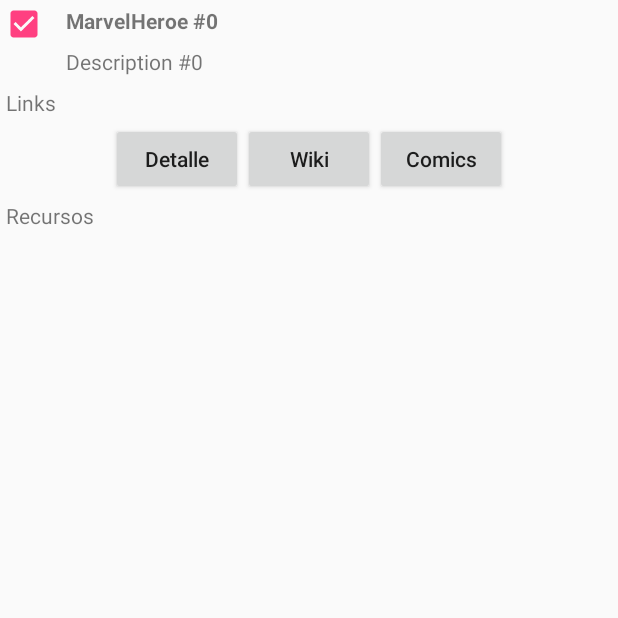
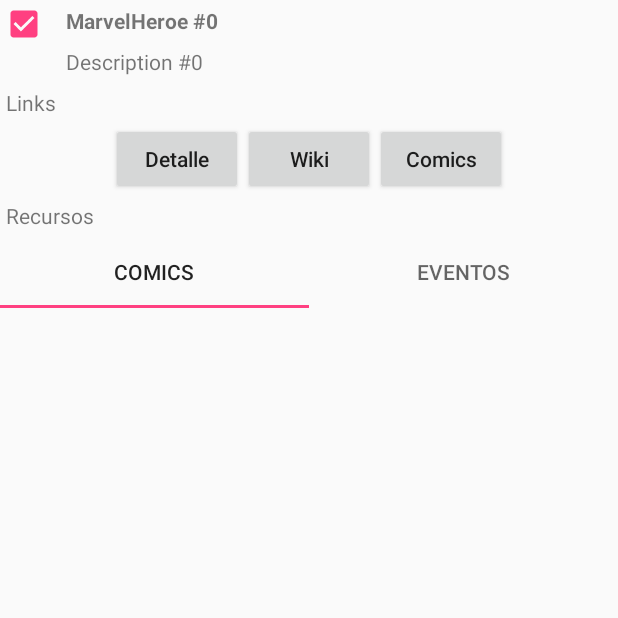
Before and after one commit to di0n0s/MarvelHeroes, an Android app: the screen it shows after launch (MarvelHeroeActivity), after a tap on an icon or button, on a phone screen of 412 x 824 dp, the top half of it. Run offline under Robolectric (Android 15) with nearby library versions, the phone set to English and light mode, and no system bars.

Commit message:
Commit empezando a hacer el RecyclerView del Tab

```diff
--- a/app/src/main/java/net/opentrends/marvelheroes/MarvelHeroeFragment.java
+++ b/app/src/main/java/net/opentrends/marvelheroes/MarvelHeroeFragment.java
@@ -3,7 +3,10 @@ package net.opentrends.marvelheroes;
 
 import android.os.Bundle;
 import android.support.annotation.Nullable;
+import android.support.design.widget.TabLayout;
 import android.support.v4.app.Fragment;
+import android.support.v7.widget.LinearLayoutManager;
+import android.support.v7.widget.RecyclerView;
 import android.view.LayoutInflater;
 import android.view.View;
 import android.view.ViewGroup;
@@ -28,6 +31,9 @@ public class MarvelHeroeFragment extends Fragment implements View.OnClickListene
     private Button mDetailButton;
     private Button mWikiButton;
     private Button mComicsButton;
+    private TabLayout mTabLayout;
+    private RecyclerView mMarvelComicRecyclerView;
+
 
     @Override
     public void onCreate(@Nullable Bundle savedInstanceState) {
@@ -58,6 +64,14 @@ public class MarvelHeroeFragment extends Fragment implements View.OnClickListene
         mWikiButton = (Button) view.findViewById(R.id.wiki_button);
         mComicsButton = (Button) view.findViewById(R.id.comics_button);
 
+        mTabLayout = (TabLayout) view.findViewById(R.id.tabs);
+        mTabLayout.addTab(mTabLayout.newTab().setText(R.string.tab_comics));//Añadimos las pestañas
+        mTabLayout.addTab(mTabLayout.newTab().setText(R.string.tab_eventos));
+
+        mMarvelComicRecyclerView = (RecyclerView) view.findViewById(R.id.comics_recycler_view);//Cargamos el RecyclerView
+        mMarvelComicRecyclerView.setLayoutManager(new LinearLayoutManager(getActivity())); //Configuramos el LayoutManager de manera Vertical
+
+        //updateUI();
 
         return view;
     }
@@ -67,13 +81,13 @@ public class MarvelHeroeFragment extends Fragment implements View.OnClickListene
         String message = "Hola";
         switch (v.getId()) {
             case R.id.detail_button:
-                Toast.makeText(getContext(), message, Toast.LENGTH_SHORT).show();
+                Toast.makeText(getActivity(), message, Toast.LENGTH_SHORT).show();
                 break;
             case R.id.wiki_button:
-                Toast.makeText(getContext(), message, Toast.LENGTH_SHORT).show();
+                Toast.makeText(getActivity(), message, Toast.LENGTH_SHORT).show();
                 break;
             case R.id.comics_button:
-                Toast.makeText(getContext(), message, Toast.LENGTH_SHORT).show();
+                Toast.makeText(getActivity(), message, Toast.LENGTH_SHORT).show();
                 break;
         }
 
--- a/app/src/main/res/layout/fragment_marvel_heroe.xml
+++ b/app/src/main/res/layout/fragment_marvel_heroe.xml
@@ -82,15 +82,20 @@
         android:text="@string/resources"/>
 
     <android.support.design.widget.TabLayout
+        android:id="@+id/tabs"
         android:layout_width="match_parent"
         android:layout_height="wrap_content"
         app:tabGravity="fill"
         app:tabMode="fixed"/>
 
-    <android.support.v4.view.ViewPager
+    <android.support.v7.widget.RecyclerView
+        xmlns:android="http://schemas.android.com/apk/res/android"
+        xmlns:tools="http://schemas.android.com/tools"
+        android:id="@+id/comics_recycler_view"
         android:layout_width="match_parent"
-        android:layout_height="wrap_content">
+        android:layout_height="wrap_content"
+        tools:context="net.opentrends.marvelheroes.MarvelHeroeFragment">
 
-    </android.support.v4.view.ViewPager>
+    </android.support.v7.widget.RecyclerView>
 
-    </LinearLayout>
+</LinearLayout>
--- a/app/src/main/res/values/strings.xml
+++ b/app/src/main/res/values/strings.xml
@@ -7,4 +7,6 @@
     <string name="resources">Recursos</string>
     <string name="looking_for">Busca tu súper-héroe</string>
     <string name="looking_for_name">nombre a buscar...</string>
+    <string name="tab_comics">COMICS</string>
+    <string name="tab_eventos">EVENTOS</string>
 </resources>
```
Also changed, not shown: app/src/main/res/layout/list_item_marvel_comic.xml (added, +31 -0 lines).
